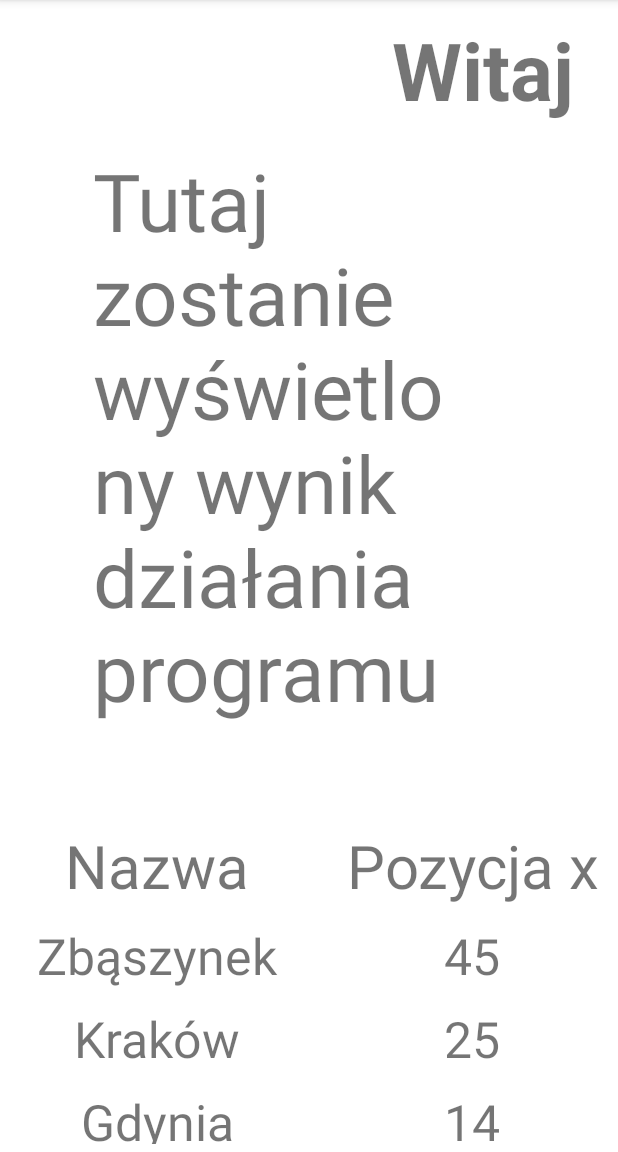
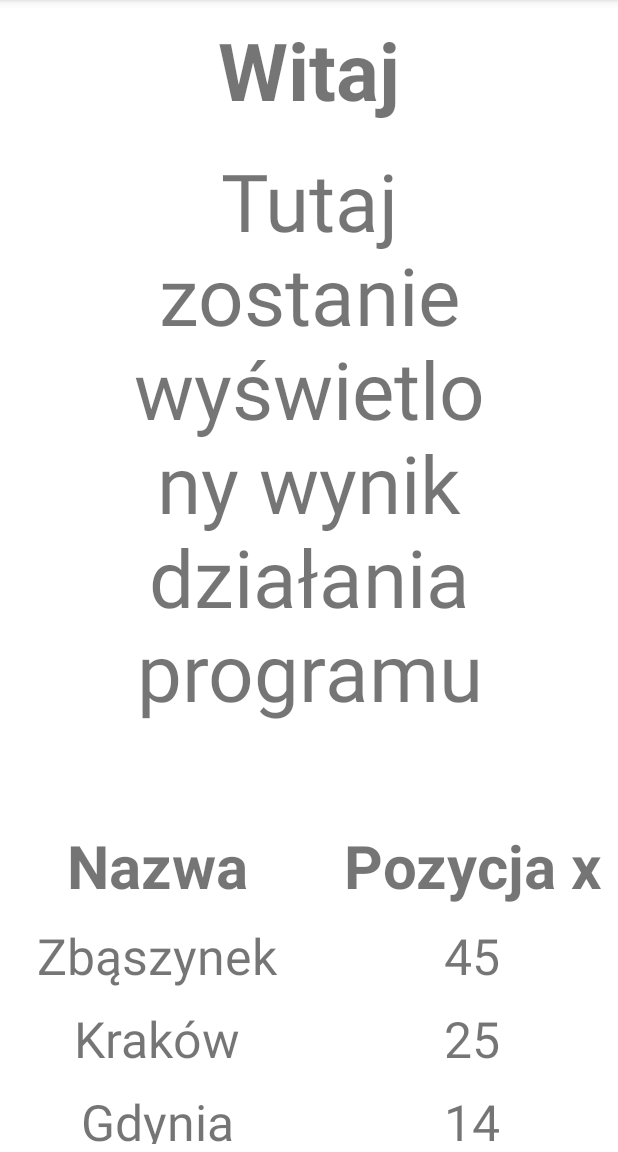
Before and after one commit to oktan-dbg/Tommy, an Android app: the screen it shows after launch (MainActivity), on a phone screen of 412 x 824 dp, the part 84-1236 px from its top. Run offline under Robolectric (Android 15) with nearby library versions, the phone set to English and light mode, and no system bars; 2 statements that could not run were skipped.

Commit message:
pare drobnych poprawek w layout-cie

```diff
--- a/app/src/main/res/layout/activity_main.xml
+++ b/app/src/main/res/layout/activity_main.xml
@@ -17,11 +17,11 @@
 
         <TextView
             android:id="@+id/witaj_txt"
-            android:layout_width="wrap_content"
+            android:layout_width="match_parent"
             android:layout_height="wrap_content"
+            android:textAlignment="center"
             android:textSize="80px"
             android:layout_marginTop="4px"
-            android:layout_marginLeft="380px"
             android:textStyle="bold"
             android:padding="8dp"
             android:text="Witaj"
@@ -34,6 +34,7 @@
             android:id="@+id/wynik_txt"
             android:layout_width="wrap_content"
             android:layout_height="wrap_content"
+            android:textAlignment="center"
             android:textSize="80px"
             android:layout_marginLeft="54dp"
             android:layout_marginRight="54dp"
@@ -47,8 +48,10 @@
 
 
         <LinearLayout
-            android:layout_width="match_parent"
+            android:id="@+id/tablica"
+            android:layout_width="wrap_content"
             android:layout_height="wrap_content"
+            android:layout_gravity="center"
             android:orientation="vertical"
             app:layout_constraintBottom_toBottomOf="parent"
             app:layout_constraintEnd_toEndOf="parent"
@@ -70,6 +73,7 @@
                     android:layout_width="285px"
                     android:textAlignment="center"
                     android:layout_height="wrap_content"
+                    android:textStyle="bold"
                     android:text="Nazwa"
                     android:textSize="60px"
                     android:padding="8px"
@@ -81,6 +85,7 @@
                     android:layout_width="285px"
                     android:textAlignment="center"
                     android:layout_height="wrap_content"
+                    android:textStyle="bold"
                     android:text="Pozycja x"
                     android:textSize="60px"
                     android:padding="8px"
@@ -92,6 +97,7 @@
                     android:layout_width="285px"
                     android:textAlignment="center"
                     android:layout_height="wrap_content"
+                    android:textStyle="bold"
                     android:text="Pozycja Y"
                     android:textSize="60px"
                     android:padding="8px"
@@ -478,7 +484,7 @@
                 android:id="@+id/dodaj_btn"
                 android:layout_width="450px"
                 android:layout_height="200px"
-                android:layout_marginLeft="25px"
+                android:layout_marginLeft="40px"
                 android:layout_marginRight="85px"
                 android:text="Dodaj" />
 
```
